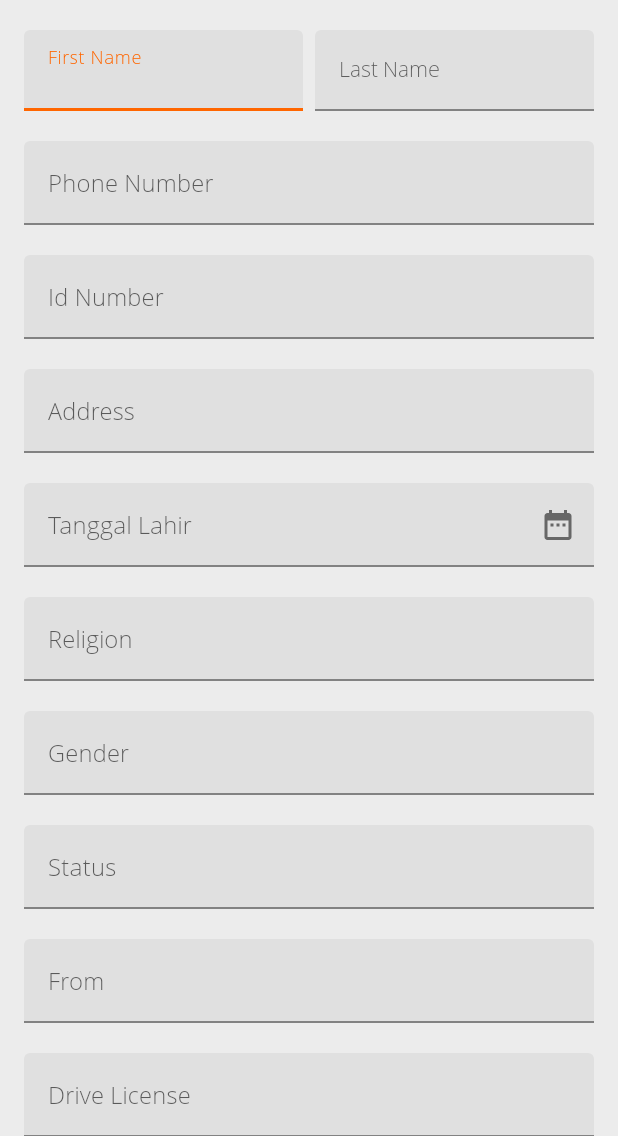
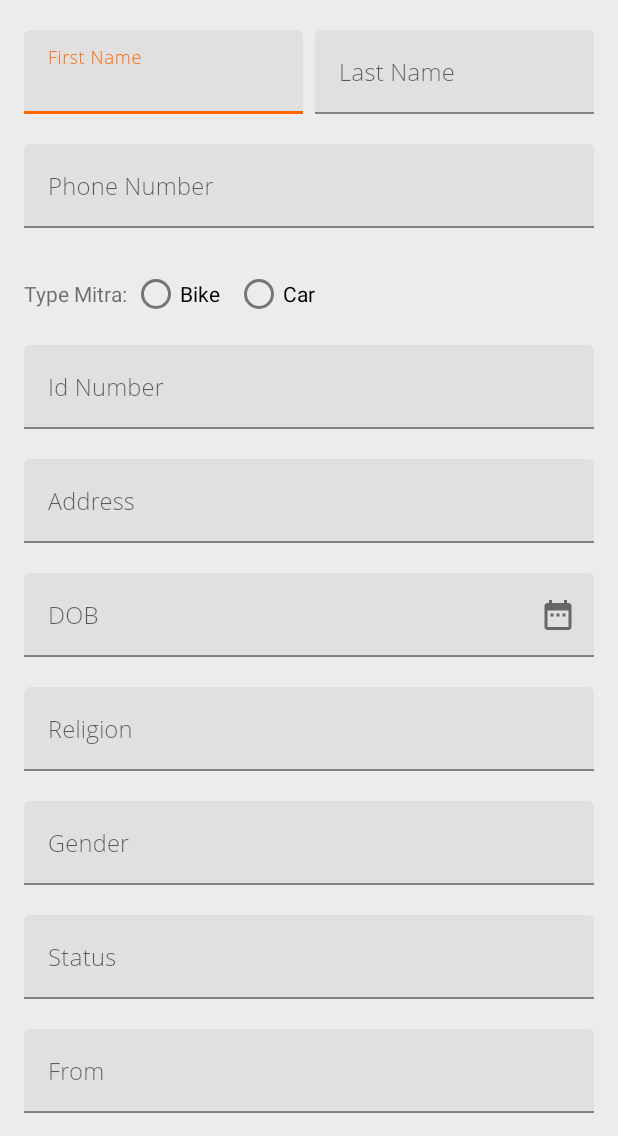
Before and after one commit to hafizkarla/DriverApp, an Android app: the layout layout_register.xml on its own in the app's theme, with its tools: preview values and no code run, on a phone screen of 412 x 824 dp, the part 100-1236 px from its top. Run offline under Robolectric (Android 15) with nearby library versions, the phone set to English and light mode, and no system bars.

Commit message:
validate driver

```diff
--- a/app/src/main/java/com/kinikumuda/multikurir_driverapp/Model/DriverInfoModel.kt
+++ b/app/src/main/java/com/kinikumuda/multikurir_driverapp/Model/DriverInfoModel.kt
@@ -17,4 +17,5 @@ class DriverInfoModel {
     var address:String=""
     var jenisKelamin:String=""
     var verification:Boolean=false
+    var typeMitra:String=""
 }
--- a/app/src/main/java/com/kinikumuda/multikurir_driverapp/ui/home/HomeFragment.kt
+++ b/app/src/main/java/com/kinikumuda/multikurir_driverapp/ui/home/HomeFragment.kt
@@ -667,6 +667,9 @@ class HomeFragment : Fragment(), OnMapReadyCallback {
     @Subscribe(sticky = true, threadMode = ThreadMode.MAIN)
     fun onDriverRequestReceived(event: DriverRequestReceived)
     {
+        if (Comon.currentUser!!.typeMitra=="Motor" && event.typeOrder=="Ojek Motor" ||
+            Comon.currentUser!!.typeMitra=="Motor" && event.typeOrder=="Ojek Kurir" ||
+            Comon.currentUser!!.typeMitra=="Mobil" && event.typeOrder=="Ojek Mobil" ){
             driverRequestReceived=event
             if (ActivityCompat.checkSelfPermission(
                     requireContext(),
@@ -871,6 +874,8 @@ class HomeFragment : Fragment(), OnMapReadyCallback {
                         }
                     )
                 }
+        }
+
     }
 
 
--- a/app/src/main/res/layout/layout_register.xml
+++ b/app/src/main/res/layout/layout_register.xml
@@ -25,11 +25,12 @@
                 android:textColor="@color/colorPrimary"
                 android:textSize="22dp" />
 
+
             <LinearLayout
                 android:layout_width="match_parent"
                 android:layout_height="wrap_content"
+                android:layout_marginBottom="20dp"
                 android:layout_marginTop="20dp"
-                android:layout_marginBottom="20dp"
                 android:fontFamily="@font/open_sans_light"
                 android:orientation="horizontal"
                 android:weightSum="2">
@@ -43,10 +44,10 @@
 
                     <com.google.android.material.textfield.TextInputEditText
                         android:id="@+id/edt_first_name"
-                        style="@style/Widget.MaterialComponents.TextInputLayout.OutlinedBox"
                         android:layout_width="match_parent"
                         android:layout_height="wrap_content"
                         android:fontFamily="@font/open_sans_light"
+                        style="@style/editTextOneLine"
                         android:hint="@string/first_name"
                         android:textColor="@color/space"
                         android:textColorHint="@color/dark_gray" />
@@ -62,9 +63,9 @@
 
                     <com.google.android.material.textfield.TextInputEditText
                         android:id="@+id/edt_last_name"
-                        style="@style/Widget.MaterialComponents.TextInputLayout.OutlinedBox"
                         android:layout_width="match_parent"
                         android:layout_height="wrap_content"
+                        style="@style/editTextOneLine"
                         android:fontFamily="@font/open_sans_light"
                         android:hint="@string/last_name"
                         android:textColor="@color/space"
@@ -86,10 +87,34 @@
                     android:layout_width="match_parent"
                     android:layout_height="wrap_content"
                     android:fontFamily="@font/open_sans_light"
+                    style="@style/editTextOneLine"
                     android:hint="@string/phone_number"
                     android:textColor="@color/space"
                     android:textColorHint="@color/dark_gray" />
             </com.google.android.material.textfield.TextInputLayout>
+            <RadioGroup
+                android:layout_width="match_parent"
+                android:layout_height="wrap_content"
+                android:orientation="horizontal"
+                android:layout_marginBottom="10dp"
+                android:id="@+id/radiogroup"
+                android:fontFamily="@font/open_sans_light">
+                <TextView
+                    android:layout_width="wrap_content"
+                    android:layout_height="wrap_content"
+                    android:text="Type Mitra: "/>
+                <RadioButton
+                    android:layout_width="wrap_content"
+                    android:layout_height="wrap_content"
+                    android:text="Bike"
+                    android:id="@+id/motor"/>
+                <RadioButton
+                    android:layout_marginLeft="10dp"
+                    android:layout_width="wrap_content"
+                    android:layout_height="wrap_content"
+                    android:text="Car"
+                    android:id="@+id/mobil"/>
+            </RadioGroup>
 
             <com.google.android.material.textfield.TextInputLayout
                 android:layout_width="match_parent"
@@ -101,6 +126,7 @@
                     android:id="@+id/edt_id_number"
                     android:layout_width="match_parent"
                     android:layout_height="wrap_content"
+                    style="@style/editTextOneLine"
                     android:fontFamily="@font/open_sans_light"
                     android:hint="@string/id_number"
                     android:inputType="number"
@@ -120,6 +146,7 @@
                     android:layout_height="wrap_content"
                     android:fontFamily="@font/open_sans_light"
                     android:hint="@string/address"
+                    style="@style/editTextOneLine"
                     android:textColor="@color/space"
                     android:textColorHint="@color/dark_gray" />
             </com.google.android.material.textfield.TextInputLayout>
@@ -130,7 +157,7 @@
                 android:layout_width="match_parent"
                 android:layout_height="wrap_content"
                 android:layout_marginBottom="20dp"
-                android:hint="Tanggal Lahir"
+                android:hint="DOB"
                 android:onClick="createDatePickerDialog"
                 android:textColor="@color/space"
                 app:boxStrokeColor="@color/colorPrimary"
@@ -158,6 +185,7 @@
                     android:layout_height="wrap_content"
                     android:fontFamily="@font/open_sans_light"
                     android:hint="@string/agama"
+                    style="@style/editTextOneLine"
                     android:textColor="@color/space"
                     android:textColorHint="@color/dark_gray" />
             </com.google.android.material.textfield.TextInputLayout>
@@ -172,6 +200,7 @@
                     android:id="@+id/edt_jenis_kelamin"
                     android:layout_width="match_parent"
                     android:layout_height="wrap_content"
+                    style="@style/editTextOneLine"
                     android:fontFamily="@font/open_sans_light"
                     android:hint="@string/jenis_kelamin"
                     android:textColor="@color/space"
@@ -190,6 +219,7 @@
                     android:layout_height="wrap_content"
                     android:fontFamily="@font/open_sans_light"
                     android:hint="@string/status"
+                    style="@style/editTextOneLine"
                     android:textColor="@color/space"
                     android:textColorHint="@color/dark_gray" />
             </com.google.android.material.textfield.TextInputLayout>
@@ -204,6 +234,7 @@
                     android:id="@+id/edt_asal"
                     android:layout_width="match_parent"
                     android:layout_height="wrap_content"
+                    style="@style/editTextOneLine"
                     android:fontFamily="@font/open_sans_light"
                     android:hint="@string/asal"
                     android:textColor="@color/space"
@@ -222,6 +253,7 @@
                     android:layout_height="wrap_content"
                     android:fontFamily="@font/open_sans_light"
                     android:hint="@string/drive_license"
+                    style="@style/editTextOneLine"
                     android:textColor="@color/space"
                     android:textColorHint="@color/dark_gray" />
             </com.google.android.material.textfield.TextInputLayout>
@@ -237,6 +269,7 @@
                     android:layout_width="match_parent"
                     android:layout_height="wrap_content"
                     android:fontFamily="@font/open_sans_light"
+                    style="@style/editTextOneLine"
                     android:hint="@string/motor_type"
                     android:textColor="@color/space"
                     android:textColorHint="@color/dark_gray" />
@@ -253,6 +286,7 @@
                     android:layout_width="match_parent"
                     android:layout_height="wrap_content"
                     android:fontFamily="@font/open_sans_light"
+                    style="@style/editTextOneLine"
                     android:hint="@string/vehicle_license_number"
                     android:textColor="@color/space"
                     android:textColorHint="@color/dark_gray" />
```
Also changed, not shown: app/src/main/AndroidManifest.xml (+7 -9 lines), app/src/main/java/com/kinikumuda/multikurir_driverapp/DriverHomeActivity.kt (+38 -25 lines), app/src/main/java/com/kinikumuda/multikurir_driverapp/SplashScreenActivity.kt (+35 -6 lines), app/src/main/java/com/kinikumuda/multikurir_driverapp/VerifyDriverActivity.kt (added, +11 -0 lines), app/src/main/res/layout/activity_verify_driver.xml (added, +26 -0 lines). Lines whose indentation alone changed are shown as unchanged.
